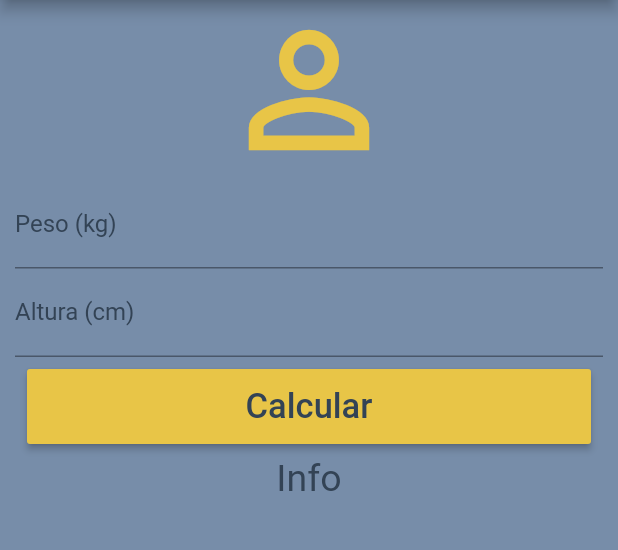
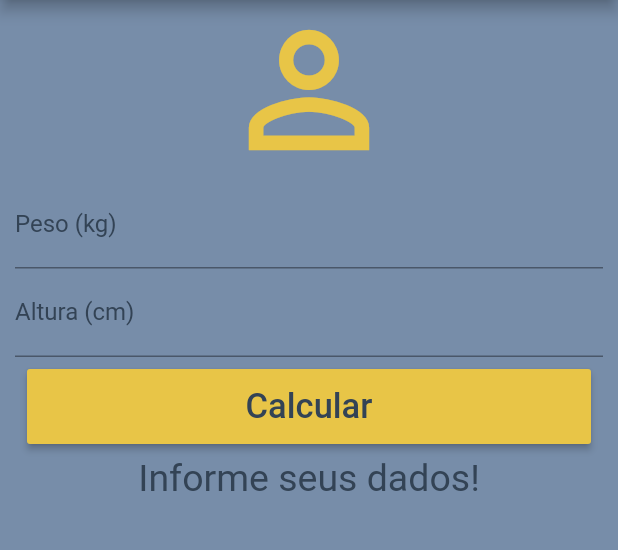
Before and after one commit to JonasXPX/Calculadora-IMC, a Flutter app: the screen it shows after launch, after a tap on "Calcular", on a phone screen of 412 x 824 dp, the part 84-634 px from its top. Run offline on Flutter 3.47's test engine with Material 2 defaults, Android fonts, the phone set to English and light mode, and no system bars.

Commit message:
added controllers

```diff
--- a/lib/main.dart
+++ b/lib/main.dart
@@ -24,6 +24,52 @@ class _HomeState extends State<Home> {
     });
   }
 
+  TextEditingController weightController = TextEditingController();
+  TextEditingController heigthController = TextEditingController();
+
+  String _infoText = "Informe seus dados!";
+
+  void _resetFields() {
+    setState(() {
+      weightController.text = "";
+      heigthController.text = "";
+      _infoText = "Informe seus dados!";
+    });
+  }
+
+  void calculate() {
+    if(heigthController.text == "" || weightController.text == "") {
+      return;
+    }
+
+    double weight = double.parse(weightController.text);
+    double height = double.parse(heigthController.text) / 100;
+
+    double imc = weight / (height * height);
+
+    print("Height ${height} - Weight ${weight}");
+
+    print(imc);
+      setState(() {
+        if(imc < 18.6) {
+            _infoText = "Abaixo do Peso (${imc.toStringAsPrecision(4)})";
+        } else if (imc >= 18.6 && imc <= 24.9) {
+            _infoText = "Peso Ideal (${imc.toStringAsPrecision(4)})";
+        } else if (imc >= 25.0 && imc <= 29.9) {
+            _infoText = "Levemente Acima do peso (${imc.toStringAsPrecision(4)})";
+        } else if (imc >= 30.0 && imc <= 34.9) {
+            _infoText = "Obesidade 1º (${imc.toStringAsPrecision(4)})";
+        } else if (imc >= 35.0 && imc <= 39.9) {
+            _infoText = "Obesidade 2º (severa) (${imc.toStringAsPrecision(4)})";
+        } else if (imc >= 40.0) {
+            _infoText = "Obesidade 3º (mórbida) (${imc.toStringAsPrecision(4)})";
+        }
+      });
+  }
+
+
+
+
   @override
   Widget build(BuildContext context) {
     return Scaffold(
@@ -34,7 +80,7 @@ class _HomeState extends State<Home> {
         actions: <Widget>[
           IconButton(
             icon: Icon(Icons.refresh),
-            onPressed: (){},
+            onPressed: _resetFields,
           )
         ],
       ),
@@ -55,6 +101,7 @@ class _HomeState extends State<Home> {
                   labelStyle: TextStyle(color: _textColor),
                 ),
                 textAlign: TextAlign.center,
+                controller: weightController,
               ),
 
             TextField(
@@ -64,7 +111,7 @@ class _HomeState extends State<Home> {
                   labelStyle: TextStyle(color: _textColor),
                 ),
                 textAlign: TextAlign.center,
-              // onEditingComplete: _updatedPadding(),
+                controller: heigthController,
               ),
 
               AnimatedPadding(
@@ -75,13 +122,13 @@ class _HomeState extends State<Home> {
                     height: 50.0,
                     margin: EdgeInsets.all(5.0),
                     child: RaisedButton(
-                        onPressed: (){},
+                        onPressed: calculate,
                         child: Text("Calcular", style: TextStyle(color: _textColor, fontSize: 23.0),),
                         color: Color.fromRGBO(232, 197, 71, 1),
                       ),
                   ),
               ),
-              Text("Info", textAlign: TextAlign.center, style: TextStyle(color: _textColor, fontSize: 25.0),)
+              Text(_infoText, textAlign: TextAlign.center, style: TextStyle(color: _textColor, fontSize: 25.0),)
           ],
         ),
       ),
```
